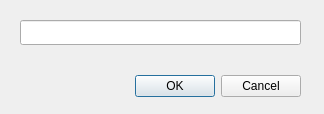
OpenShot/openshot-qt, file src/windows/ui/new-preset-name.ui: the form before one commit.
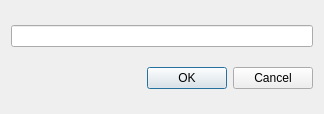
The form after the commit. Icons and pictures are not drawn.

Commit message: Still Modified some others screens (Preset and New Name Preset) which can be streched normally. Modified too when some screens appeared, now that's more logicial.

What changed in the file:
```diff
--- a/src/windows/ui/new-preset-name.ui
+++ b/src/windows/ui/new-preset-name.ui
@@ -17,15 +17,12 @@
    <iconset>
     <normaloff>../../../xdg/openshot.svg</normaloff>../../../xdg/openshot.svg</iconset>
   </property>
+  <layout class="QVBoxLayout" name="verticalLayout">
+   <item>
+    <widget class="QLineEdit" name="lnenewpresetname"/>
+   </item>
+   <item>
   <widget class="QDialogButtonBox" name="buttonBox">
-   <property name="geometry">
-    <rect>
-     <x>100</x>
-     <y>70</y>
-     <width>201</width>
-     <height>32</height>
-    </rect>
-   </property>
    <property name="orientation">
     <enum>Qt::Horizontal</enum>
    </property>
@@ -33,16 +30,8 @@
     <set>QDialogButtonBox::Cancel|QDialogButtonBox::Ok</set>
    </property>
   </widget>
-  <widget class="QLineEdit" name="lnenewpresetname">
-   <property name="geometry">
-    <rect>
-     <x>20</x>
-     <y>20</y>
-     <width>281</width>
-     <height>25</height>
-    </rect>
-   </property>
-  </widget>
+   </item>
+  </layout>
  </widget>
  <resources/>
  <connections>
```
Lines whose indentation alone changed are shown as unchanged. The commit also changes 5 other files.
